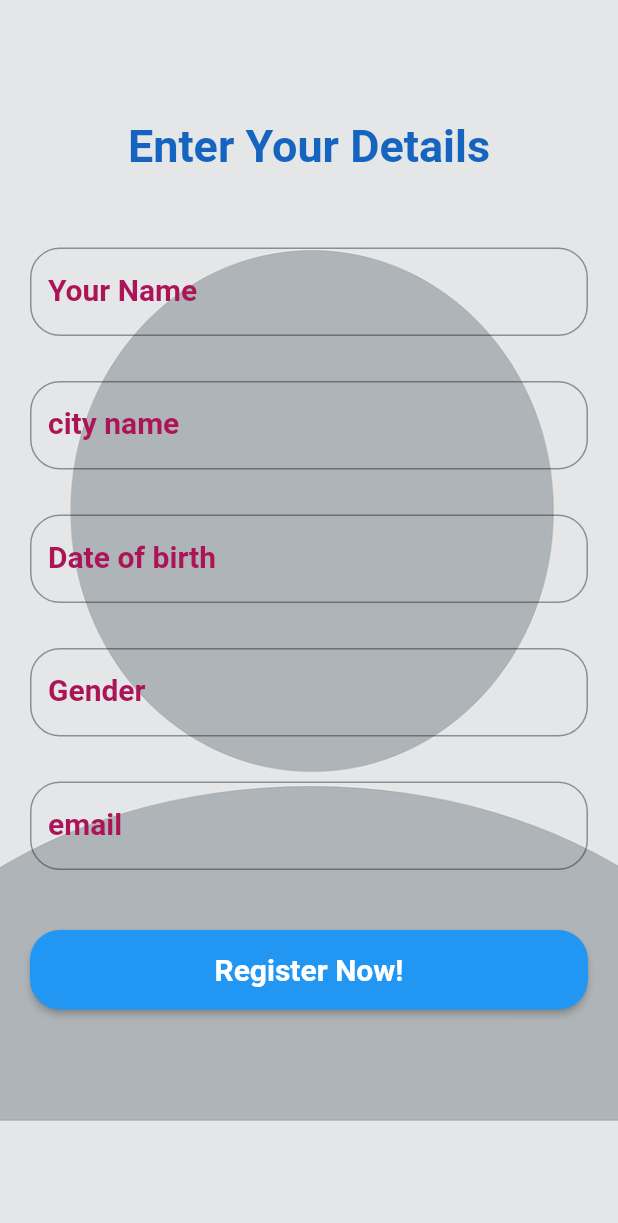
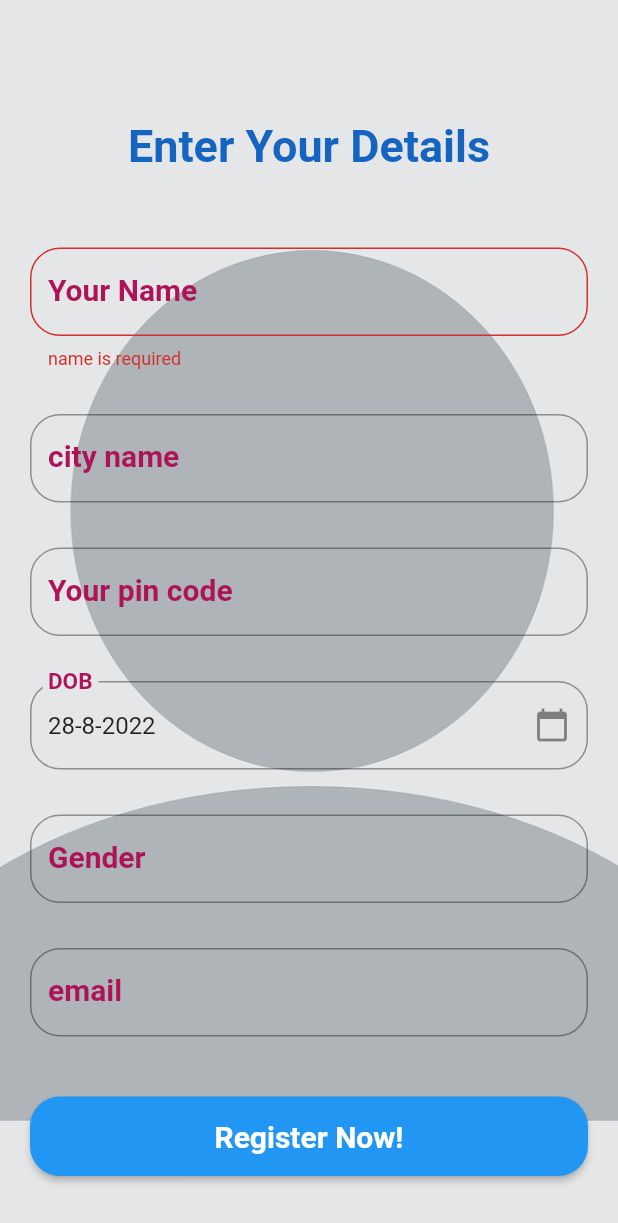
Before and after one commit to Arjun2002tiwari/ekart, a Flutter app: the CostumerInfo screen opened directly with empty values, after a tap on "Register Now!", on a phone screen of 412 x 824 dp. Shown: the top 1223 px of the screen. Run offline on Flutter 3.47's test engine with Material 2 defaults, Android fonts, the light colour scheme and no system bars; our stand-ins replace cloud_firestore, firebase_auth, firebase_core, google_sign_in, shared_preferences; accounts and stored records are empty; network calls fail.

Commit message:
final changes

```diff
--- a/lib/AddProduct.dart
+++ b/lib/AddProduct.dart
@@ -6,7 +6,8 @@ import 'package:flutter/src/foundation/key.dart';
 import 'package:flutter/src/widgets/framework.dart';
 
 class AddProduct extends StatefulWidget {
-  const AddProduct({Key? key}) : super(key: key);
+  String Email="";
+  AddProduct(this.Email,{Key? key}) : super(key: key);
 
   @override
   State<AddProduct> createState() => _AddProductState();
@@ -168,8 +169,8 @@ class _AddProductState extends State<AddProduct> {
                         _price = null;
                         _brand=null;
                       });
-                    Database().AddProduct(brand.text, category.text, name.text,int.parse(price.text));
-                    Database().Product(brand.text, category.text, name.text, int.parse(price.text));
+                    Database().AddProduct(brand.text, category.text, name.text,int.parse(price.text),widget.Email);
+                    Database().Product(brand.text, category.text, name.text, int.parse(price.text),widget.Email);
                     Navigator.pop(context);
                   }
                 },
--- a/lib/CostumerInfo.dart
+++ b/lib/CostumerInfo.dart
@@ -3,6 +3,9 @@
 import 'package:flutter/material.dart';
 import 'package:flutter/src/foundation/key.dart';
 import 'package:flutter/src/widgets/framework.dart';
+
+import 'CostumerHome.dart';
+import 'Database.dart';
 
 class CostumerInfo extends StatefulWidget {
   String email="";
@@ -13,6 +16,7 @@ class CostumerInfo extends StatefulWidget {
 }
 
 class _CostumerInfoState extends State<CostumerInfo> {
+  DateTime today=DateTime.now();
   TextEditingController name=TextEditingController();
   TextEditingController city=TextEditingController();
   TextEditingController zip=TextEditingController();
@@ -20,7 +24,17 @@ class _CostumerInfoState extends State<CostumerInfo> {
   TextEditingController gender=TextEditingController();
   TextEditingController email=TextEditingController();
 
+  var _name;
+  var _city;
+  var _pin;
+  var _age;
+  var _gender;
+  var _email;
 
+  void initState() {
+    super.initState();
+    age.text='${today.day}-${today.month}-${today.year}';
+  }
   @override
   Widget build(BuildContext context) {
     return Scaffold(
@@ -64,7 +78,21 @@ class _CostumerInfoState extends State<CostumerInfo> {
             controller: city,
               decoration: InputDecoration(
                 labelText: "city name",
-                 errorText: _cat==null?null:_cat,
+                 errorText: _city==null?null:_city,
+                labelStyle: TextStyle(fontSize: 20,color:Colors.pink[800],fontWeight: FontWeight.bold),
+                border: OutlineInputBorder(
+                  borderRadius: BorderRadius.circular(20),
+                ),
+              ),
+            ),
+            SizedBox(
+              height:30
+            ),
+            TextField(
+              controller: zip,
+              decoration: InputDecoration(
+                labelText: "Your pin code",
+                errorText: _pin==null?null:_pin,
                 labelStyle: TextStyle(fontSize: 20,color:Colors.pink[800],fontWeight: FontWeight.bold),
                 border: OutlineInputBorder(
                   borderRadius: BorderRadius.circular(20),
@@ -77,7 +105,14 @@ class _CostumerInfoState extends State<CostumerInfo> {
           TextField(
             controller: age,
               decoration: InputDecoration(
-                labelText: "Date of birth",
+                suffixIcon: IconButton(
+                  icon:Icon(Icons.calendar_today),
+                  onPressed:(){
+                    selectDate(context);
+                  },
+                ),
+                labelText: "DOB",
+                errorText: _age==null?null:_age,
                 labelStyle: TextStyle(fontSize: 20,color:Colors.pink[800],fontWeight: FontWeight.bold),
                 border: OutlineInputBorder(
                   borderRadius: BorderRadius.circular(20),
@@ -92,7 +127,7 @@ class _CostumerInfoState extends State<CostumerInfo> {
             controller:gender,
               decoration: InputDecoration(
                 labelText: "Gender",
-                 errorText: _phone==null?null:_phone,
+                 errorText: _gender==null?null:_gender,
                 labelStyle: TextStyle(fontSize: 20,color:Colors.pink[800],fontWeight: FontWeight.bold),
                 border: OutlineInputBorder(
                   borderRadius: BorderRadius.circular(20),
@@ -106,6 +141,7 @@ class _CostumerInfoState extends State<CostumerInfo> {
             controller: email,
               decoration: InputDecoration(
                 labelText: "email",
+                errorText: _email==null?null:_email,
                 labelStyle: TextStyle(fontSize: 20,color:Colors.pink[800],fontWeight: FontWeight.bold),
                 border: OutlineInputBorder(
                   borderRadius: BorderRadius.circular(20),
@@ -126,29 +162,50 @@ class _CostumerInfoState extends State<CostumerInfo> {
                   ),
                 onPressed: () {
                   if (name.text == '' ||
-                        category.text == '' ||
-                        phone.text == '') {
+                        city.text == '' ||
+                        zip.text == '' ||
+                        age.text=='' ||
+                        gender.text=='' ||
+                        email.text=='') {
                       if (name.text == '') {
                         setState(() {
-                          _name = 'Bussiness name is required';
+                          _name = 'name is required';
                         });
-                      } else if (category.text == '') {
+                      } else if (city.text == '') {
                         setState(() {
-                          _cat = 'Category is required';
+                          _city= 'City is required';
                         });
-                      } else if (phone.text == '') {
+                      } else if (zip.text == '') {
                         setState(() {
-                          _phone = 'phone number is required';
+                          _pin = 'pin code is required';
+                        });
+                      }
+                      else if (age.text == '') {
+                        setState(() {
+                          _age = 'DOB is required';
+                        });
+                      }
+                      else if (gender.text == '') {
+                        setState(() {
+                          _gender = 'gender is required';
+                        });
+                      }
+                      else if (email.text == '') {
+                        setState(() {
+                          _email = 'email is required';
                         });
                       }
                     } else {
                       setState(() {
-                        _name = null;
-                        _cat = null;
-                        _phone = null;
+                        _name=null;
+                        _city=null;
+                        _pin=null;
+                        _age=null;
+                        _gender=null;
+                        _email=null;
                       });
-                  database.AddSeller(name.text, category.text, email.text, phone.text);
-                  Navigator.pushReplacement(context, MaterialPageRoute(builder: (context) => SellerHome(widget.Email)));
+                  Database().AddCustomer(name.text, city.text, zip.text, today,gender.text,email.text);
+                  Navigator.pushReplacement(context, MaterialPageRoute(builder: (context) => CostumerHome(email.text)));
                   }
                 },
                 child: Text("Register Now!",style:TextStyle(color: Colors.white,fontSize: 20,fontWeight: FontWeight.bold)),
@@ -158,4 +215,18 @@ class _CostumerInfoState extends State<CostumerInfo> {
       ),
     );
   }
+  Future<void> selectDate(BuildContext context) async {
+  DateTime? pickedDate = await showDatePicker(
+    context: context,
+    initialDate: DateTime.now(),
+    firstDate: DateTime(2015, 8),
+    lastDate: DateTime(2101),);
+
+    if(pickedDate!=null && pickedDate!=today){
+      setState(() {
+        today=pickedDate;
+        age.text='${today.day}-${today.month}-${today.year}';
+      });
+    }
+  }
 }
--- a/lib/Login.dart
+++ b/lib/Login.dart
@@ -10,6 +10,7 @@ import 'package:flutter/src/widgets/framework.dart';
 import 'package:shared_preferences/shared_preferences.dart';
 import 'package:google_sign_in/google_sign_in.dart';
 import 'package:firebase_auth/firebase_auth.dart';
+import 'CostumerHome.dart';
 import 'SignUp.dart';
 import 'UserType.dart';
 
@@ -94,7 +95,7 @@ class _LoginState extends State<Login> {
                   final snapshot = await FirebaseFirestore.instance
     .collection('Seller').doc(email.text).collection('Bussiness').get();
     if ( snapshot.size == 0 ) {
-          return;
+        Navigator.pushReplacement(context, MaterialPageRoute(builder: (context)=>CostumerHome(email.text)));
     }
     else{
         Navigator.pushReplacement(context, MaterialPageRoute(builder: (context)=>SellerHome(email.text)));
--- a/lib/SellerHome.dart
+++ b/lib/SellerHome.dart
@@ -37,7 +37,7 @@ class _SellerHomeState extends State<SellerHome> {
       floatingActionButton: FloatingActionButton(
         backgroundColor: Colors.blue[500],
         onPressed: (){
-          Navigator.push(context, MaterialPageRoute(builder: (context)=>AddProduct()));
+          Navigator.push(context, MaterialPageRoute(builder: (context)=>AddProduct(widget.Email)));
         },
         child:Icon(Icons.add,color:Colors.white),
       ),
--- a/lib/main.dart
+++ b/lib/main.dart
@@ -7,6 +7,7 @@ import 'package:firebase_core/firebase_core.dart';
 import 'package:flutter/material.dart';
 import 'package:shared_preferences/shared_preferences.dart';
 //import 'HomeScreen.dart';
+import 'CostumerHome.dart';
 import 'Login.dart';
 import 'SellerInfo.dart';
 
@@ -32,7 +33,7 @@ Future<void> main() async {
       runApp(
         MaterialApp(
           debugShowCheckedModeBanner: false,
-          home:UserType(email),
+          home:CostumerHome(email),
         ),
       );
     }
```
Also changed, not shown: lib/CostumerHome.dart (added, +85 -0 lines), lib/Database.dart (+17 -3 lines), lib/Product.dart (added, +49 -0 lines).
